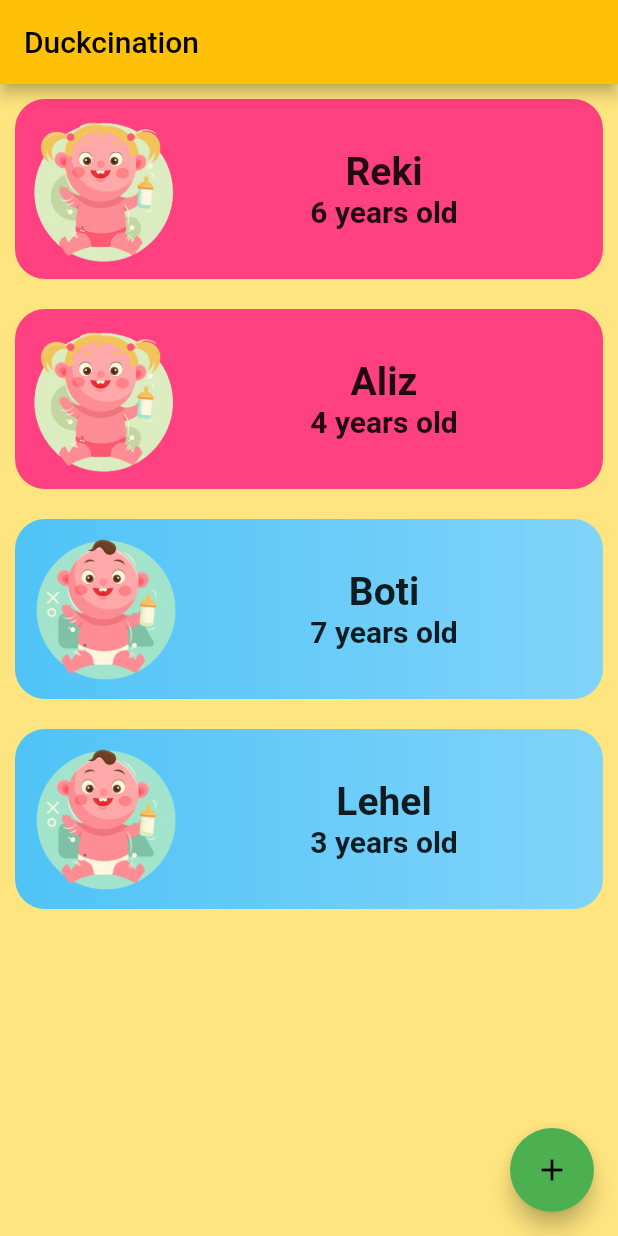
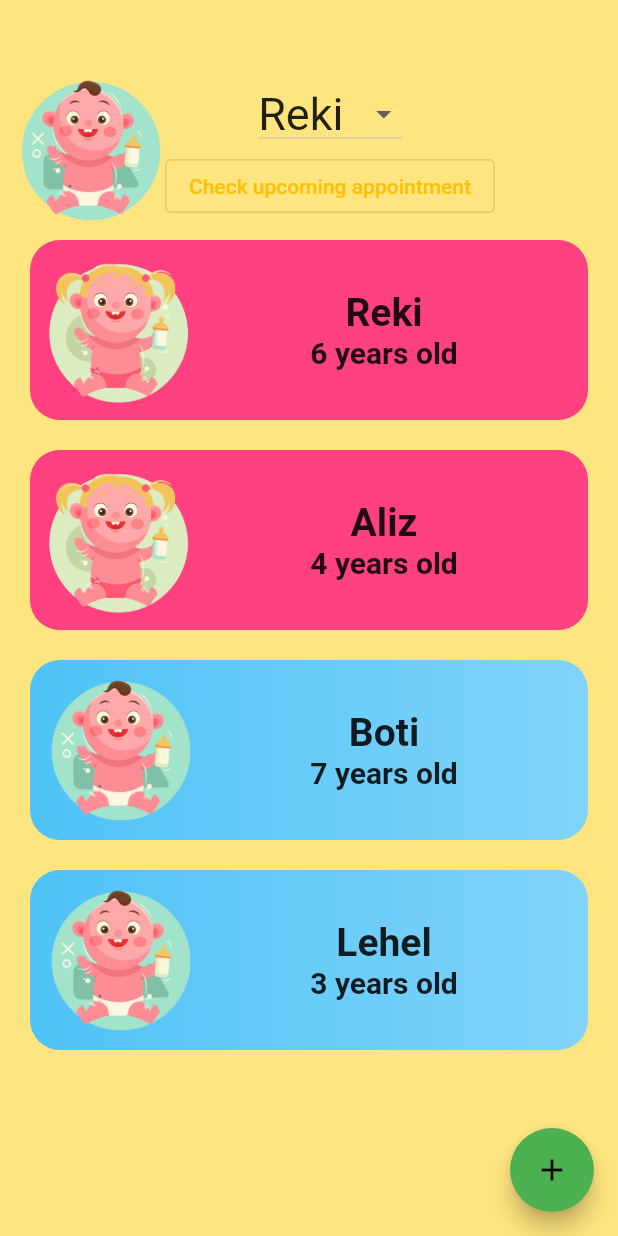
Before and after one commit to bjudob/duckcination, a Flutter app: the screen it shows after launch, on a phone screen of 412 x 824 dp. Run offline on Flutter 3.47's test engine with Material 2 defaults, Android fonts, the phone set to English and light mode, and no system bars; our stand-ins replace firebase_core; accounts and stored records are empty.

Commit message:
Design - top part 0.1

```diff
--- a/lib/ui/screens/home.dart
+++ b/lib/ui/screens/home.dart
@@ -15,17 +15,62 @@ class DuckHome extends StatefulWidget {
 class _DuckHomeState extends State<DuckHome> {
   final DuckProvider duckProvider = DuckProvider();
   List<Child> children = [];
+  Child child=Child("Reki",DateTime(1998,9,26), Gender.girl, 6);
+
+  void selectChild(String name){
+    for(final c in children){
+      if(c.name == name) {
+        setState(() {
+          child = c;
+        });
+      }
+    }
+  }
 
   @override
   Widget build(BuildContext context) {
     children = duckProvider.getChildren();
     return Scaffold(
       backgroundColor: Colors.amberAccent.shade100,
-      appBar: AppBar(
-        title: const Text('Duckcination'),
+      body: Center(
+        child: Padding(
+          padding: const EdgeInsets.fromLTRB(10, 50, 10, 0),
+          child: Column(
+            children: [
+              Row(
+                children: [
+                  Image.asset(
+                    'img/boy.png',
+                    height: 100,
+                    width: 100,
                   ),
-      body: Center(
-        child: SingleChildScrollView(
+                  Column(
+                    children: [
+                      DropdownButton(
+                        value: child.name,
+                        items: children.map<DropdownMenuItem<String>>((Child child) {
+                            return DropdownMenuItem<String>(
+                              value: child.name,
+                              child: Text(
+                                  child.name,
+                                  style: TextStyle(
+                                     fontSize: 30,
+                                  ),
+                              ),
+                            );}).toList(),
+                          onChanged: (String? name) {
+                              selectChild(name!);
+                            }
+                      ),
+                      OutlinedButton(
+                          onPressed: () { },
+                          child: Text('Check upcoming appointment')
+                      )
+                    ],
+                  )
+                ],
+              ),
+              SingleChildScrollView(
                   child: Column(
                 children: [
                   SizedBox(
@@ -39,6 +84,9 @@ class _DuckHomeState extends State<DuckHome> {
                   )
                 ],
               )),
+            ],
+          ),
+        ),
       ),
       floatingActionButton: FloatingActionButton(
         onPressed: () {
```
Lines whose indentation alone changed are shown as unchanged.
